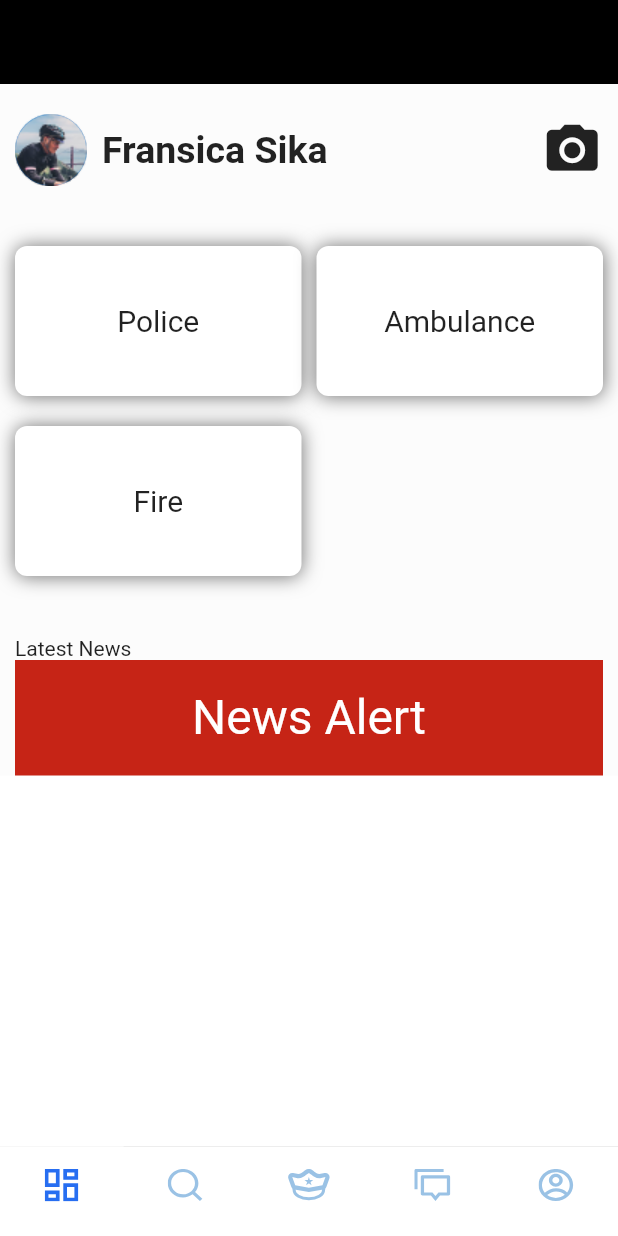
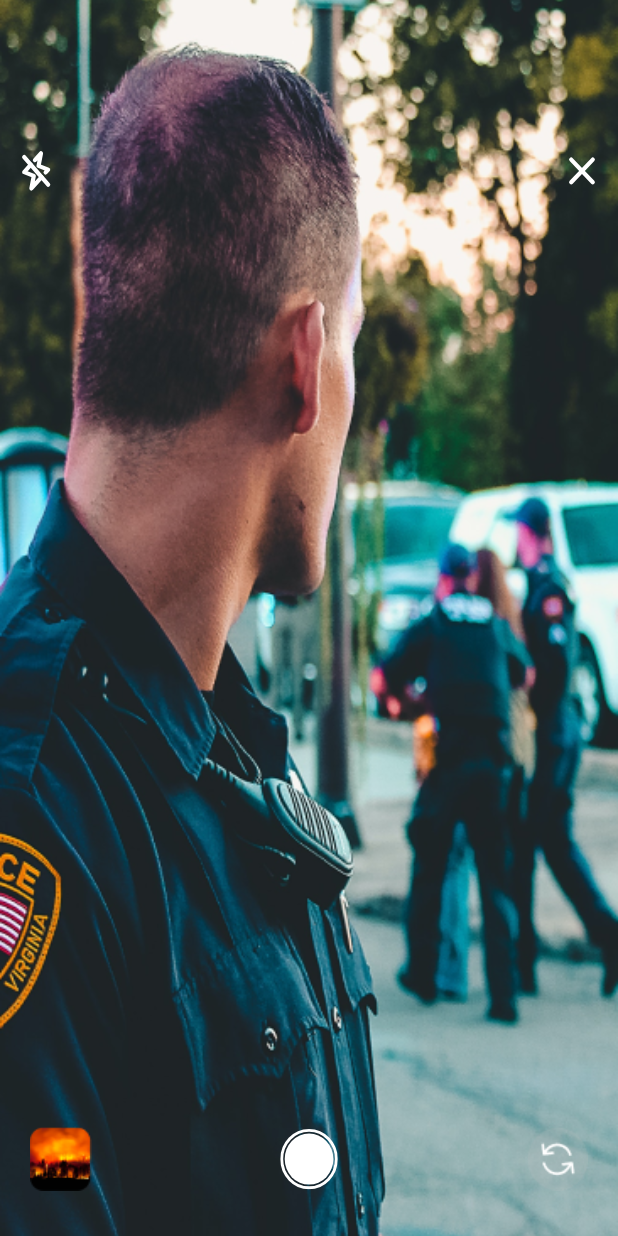
Before and after one commit to ikebotch/SocialPolice, a Flutter app: the screen it shows after launch, after a tap on the "camera alt" icon, on a phone screen of 412 x 824 dp. Run offline on Flutter 3.47's test engine with Material 2 defaults, Android fonts, the phone set to English and light mode, and no system bars; our stand-ins replace flutter_svg.

Commit message:
report live crime ui

```diff
--- a/lib/src/res/icons.dart
+++ b/lib/src/res/icons.dart
@@ -25,4 +25,9 @@ class AppIcon {
   static const AppIcon messageNav = AppIcon('assets/images/svg/message.svg');
   static const AppIcon profile = AppIcon('assets/images/svg/profile.svg');
   static const AppIcon cap = AppIcon('assets/images/svg/cap.svg');
+  static const AppIcon rotate = AppIcon('assets/images/svg/rotate.svg');
+  static const AppIcon flashOff = AppIcon('assets/images/svg/flash_off.svg');
+  static const AppIcon gallery = AppIcon('assets/images/svg/pictures.svg');
+  static const AppIcon camera = AppIcon('assets/images/svg/camera.svg');
+  static const AppIcon close = AppIcon('assets/images/svg/x.svg');
 }
--- a/lib/src/ui/bottom_nav/home.dart
+++ b/lib/src/ui/bottom_nav/home.dart
@@ -1,5 +1,6 @@
 import 'package:flutter/material.dart';
 import 'package:socialpolice/src/res/colors.dart';
+import 'package:socialpolice/src/ui/report_live_crime.dart';
 
 class Home extends StatelessWidget {
   const Home({Key? key}) : super(key: key);
@@ -34,7 +35,14 @@ class Home extends StatelessWidget {
                   ),
                   const Spacer(),
                   InkWell(
-                    onTap: () {},
+                    onTap: () {
+                      Navigator.push(
+                        context,
+                        MaterialPageRoute(
+                          builder: (context) => const ReportLiveCrime(),
+                        ),
+                      );
+                    },
                     child: const Icon(Icons.camera_alt, size: 41),
                   )
                 ],
--- /dev/null
+++ b/lib/src/ui/report_live_crime.dart
@@ -0,0 +1,68 @@
+import 'package:flutter/material.dart';
+import 'package:socialpolice/src/res/icons.dart';
+
+class ReportLiveCrime extends StatelessWidget {
+  const ReportLiveCrime({Key? key}) : super(key: key);
+
+  @override
+  Widget build(BuildContext context) {
+    return Scaffold(
+      body: SafeArea(
+        top: false,
+        bottom: false,
+        child: Container(
+          decoration: const BoxDecoration(
+            image: DecorationImage(
+              image: AssetImage('assets/images/pexels_cop.png'),
+              fit: BoxFit.cover,
+            ),
+          ),
+          child: Stack(
+            children: [
+              Positioned(
+                top: 100,
+                width: MediaQuery.of(context).size.width,
+                child: Container(
+                  margin: const EdgeInsets.symmetric(horizontal: 10),
+                  child: Row(
+                    mainAxisAlignment: MainAxisAlignment.spaceBetween,
+                    children: [
+                      AppIcon.flashOff.drawSvg(size: 28),
+                      InkWell(
+                        onTap: () => Navigator.pop(context),
+                        child: AppIcon.close.drawSvg(size: 28),
+                      ),
+                    ],
+                  ),
+                ),
+              ),
+              Align(
+                alignment: Alignment.bottomCenter,
+                child: Container(
+                  margin:
+                      const EdgeInsets.only(right: 20, left: 20, bottom: 30),
+                  child: Row(
+                    mainAxisAlignment: MainAxisAlignment.spaceBetween,
+                    children: [
+                      Image.asset(
+                        'assets/images/pictures.png',
+                        width: 41,
+                        height: 43,
+                      ),
+                      Container(child: AppIcon.camera.drawSvg(size: 41)),
+                      Image.asset(
+                        'assets/images/rotate.png',
+                        width: 41,
+                        height: 43,
+                      ),
+                    ],
+                  ),
+                ),
+              ),
+            ],
+          ),
+        ),
+      ),
+    );
+  }
+}
```
Also changed, not shown: assets/images/pexels_cop.png (added), assets/images/pictures.png (added), assets/images/rotate.png (added), assets/images/svg/camera.svg (added), assets/images/svg/flash_off.svg (added), assets/images/svg/pictures.svg (added), assets/images/svg/rotate.svg (added), assets/images/svg/x.svg (added).
